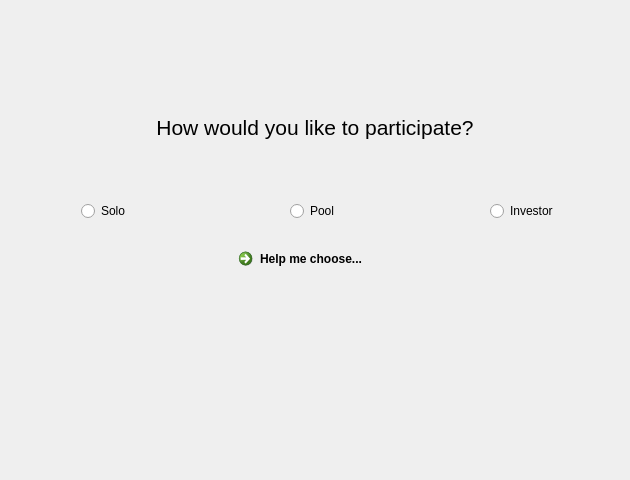
gridcoin-community/Gridcoin-Research, file src/qt/forms/researcherwizardmodepage.ui: the form before one commit.
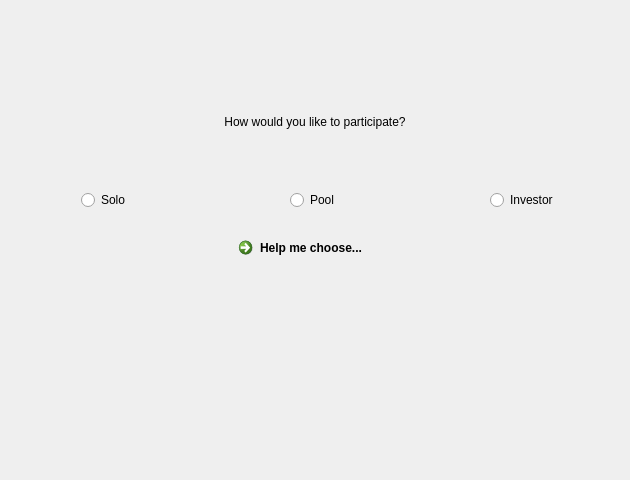
The form after the commit. Icons and pictures are not drawn. Custom widgets are drawn as their Qt base class.

Commit message:
Scale GUI designer/stylesheet font sizes for macOS
This fixes legibility issues with text on macOS by scaling font sizes
defined in point units. Macs use a different base DPI so converting a
point size to pixels results in smaller text.

```diff
--- a/src/qt/forms/researcherwizardmodepage.ui
+++ b/src/qt/forms/researcherwizardmodepage.ui
@@ -78,11 +78,6 @@
    </item>
    <item alignment="Qt::AlignHCenter|Qt::AlignTop">
     <widget class="QLabel" name="titleLabel">
-     <property name="font">
-      <font>
-       <pointsize>16</pointsize>
-      </font>
-     </property>
      <property name="text">
       <string>How would you like to participate?</string>
      </property>
```
The commit also changes 23 other files.
